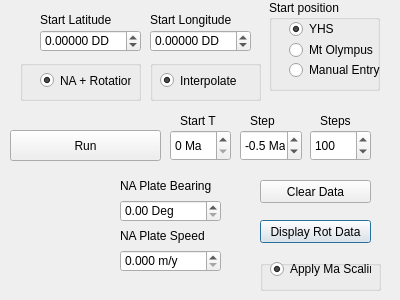
The window that pnw_rotation_py/pnw_rotation_py_dialog_base.ui (DrStriate/Geology) describes before a commit, drawn with Qt 5.
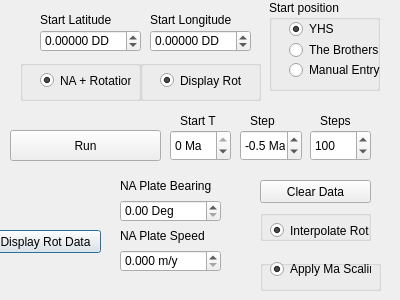
The same window after the commit.

Commit message: Clean up rot/yhs display, fix bugs in forward runs

Diff of the .ui file:
```diff
--- a/pnw_rotation_py/pnw_rotation_py_dialog_base.ui
+++ b/pnw_rotation_py/pnw_rotation_py_dialog_base.ui
@@ -16,8 +16,8 @@
   <widget class="QPushButton" name="displayRotDataButton">
    <property name="geometry">
     <rect>
-     <x>260</x>
-     <y>220</y>
+     <x>-10</x>
+     <y>230</y>
      <width>111</width>
      <height>23</height>
     </rect>
@@ -183,10 +183,10 @@
   <widget class="QGroupBox" name="groupBox_2">
    <property name="geometry">
     <rect>
-     <x>150</x>
-     <y>60</y>
+     <x>260</x>
+     <y>210</y>
      <width>111</width>
-     <height>41</height>
+     <height>31</height>
     </rect>
    </property>
    <property name="title">
@@ -197,7 +197,7 @@
      <rect>
       <x>10</x>
       <y>10</y>
-      <width>81</width>
+      <width>101</width>
       <height>21</height>
      </rect>
     </property>
@@ -205,7 +205,7 @@
      <number>-3</number>
     </property>
     <property name="text">
-     <string>Interpolate</string>
+     <string>Interpolate Rot</string>
     </property>
     <property name="checked">
      <bool>true</bool>
@@ -253,7 +253,7 @@
      </rect>
     </property>
     <property name="text">
-     <string>Mt Olympus</string>
+     <string>The Brothers</string>
     </property>
    </widget>
    <widget class="QRadioButton" name="rbME">
@@ -482,10 +482,10 @@
     <string> Ma</string>
    </property>
    <property name="minimum">
-    <number>0</number>
+    <number>-100</number>
    </property>
    <property name="maximum">
-    <number>50</number>
+    <number>0</number>
    </property>
    <property name="singleStep">
     <number>1</number>
@@ -539,6 +539,38 @@
     <double>-0.500000000000000</double>
    </property>
   </widget>
+  <widget class="QGroupBox" name="groupBox_5">
+   <property name="geometry">
+    <rect>
+     <x>140</x>
+     <y>60</y>
+     <width>121</width>
+     <height>41</height>
+    </rect>
+   </property>
+   <property name="title">
+    <string/>
+   </property>
+   <widget class="QRadioButton" name="rbDisplayRot">
+    <property name="geometry">
+     <rect>
+      <x>20</x>
+      <y>10</y>
+      <width>91</width>
+      <height>21</height>
+     </rect>
+    </property>
+    <property name="toolTipDuration">
+     <number>9</number>
+    </property>
+    <property name="text">
+     <string>Display Rot</string>
+    </property>
+    <property name="checked">
+     <bool>true</bool>
+    </property>
+   </widget>
+  </widget>
  </widget>
  <resources/>
  <connections/>
```
Left out of the diff: 4 changed lines with no effect on the pictures. The commit also changes 3 other files.
